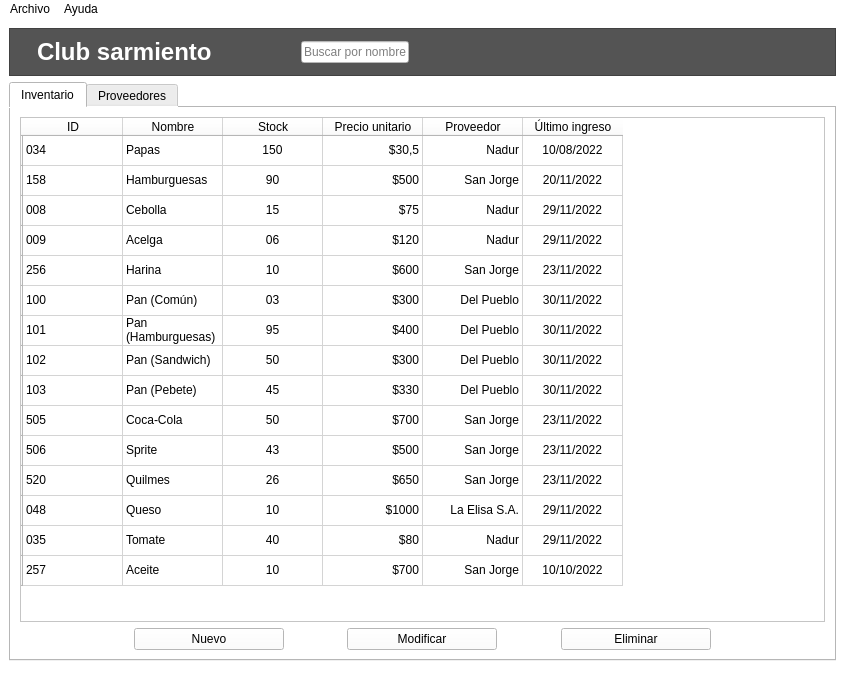
Qt form windows/main.ui (HitomiD/Proyecto-Desarrollo) before a commit.
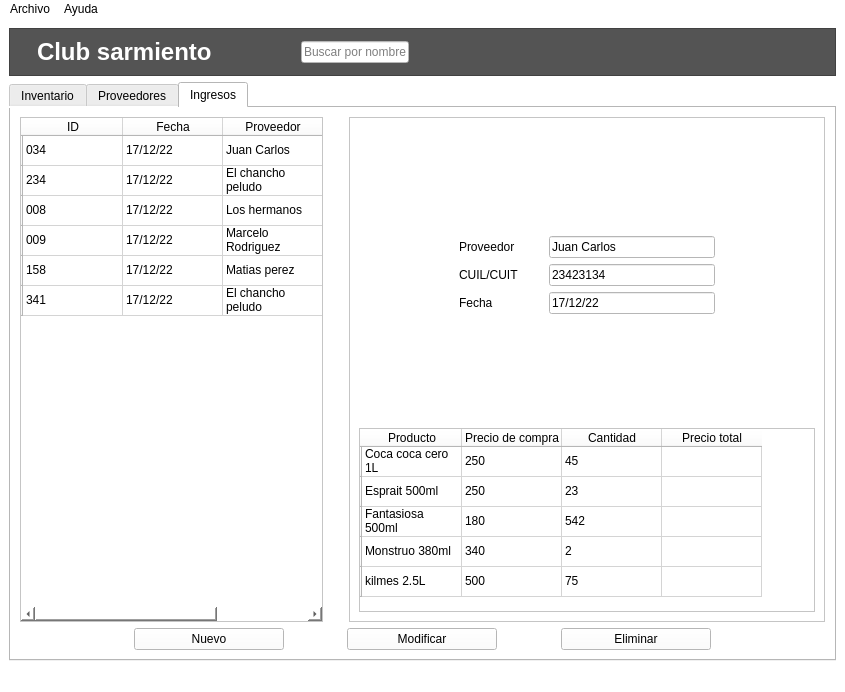
The same form after that commit. Icons and pictures are not drawn.

Commit message: Implementada tab de ingresos (prototipo visual).

```diff
--- a/windows/main.ui
+++ b/windows/main.ui
@@ -21,6 +21,9 @@
    <layout class="QVBoxLayout" name="verticalLayout_2">
     <item>
      <layout class="QVBoxLayout" name="verticalLayout">
+      <property name="sizeConstraint">
+       <enum>QLayout::SetMinAndMaxSize</enum>
+      </property>
       <item>
        <widget class="QFrame" name="frame">
         <property name="styleSheet">
@@ -170,7 +173,7 @@
       <item>
        <widget class="QTabWidget" name="tabWidget">
         <property name="currentIndex">
-         <number>0</number>
+         <number>2</number>
         </property>
         <widget class="QWidget" name="tabInventario">
          <attribute name="title">
@@ -291,6 +294,11 @@
               <string>Stock</string>
              </property>
             </column>
+            <column>
+             <property name="text">
+              <string>Stock minimo</string>
+             </property>
+            </column>
             <column>
              <property name="text">
               <string>Precio unitario</string>
@@ -324,7 +332,7 @@
               <set>AlignCenter</set>
              </property>
             </item>
-            <item row="0" column="3">
+            <item row="0" column="4">
              <property name="text">
               <string>$30,5</string>
              </property>
@@ -332,7 +340,7 @@
               <set>AlignTrailing|AlignVCenter</set>
              </property>
             </item>
-            <item row="0" column="4">
+            <item row="0" column="5">
              <property name="text">
               <string>Nadur</string>
              </property>
@@ -340,7 +348,7 @@
               <set>AlignTrailing|AlignVCenter</set>
              </property>
             </item>
-            <item row="0" column="5">
+            <item row="0" column="6">
              <property name="text">
               <string>10/08/2022</string>
              </property>
@@ -375,14 +383,6 @@
               </brush>
              </property>
             </item>
-            <item row="1" column="3">
-             <property name="text">
-              <string>$500</string>
-             </property>
-             <property name="textAlignment">
-              <set>AlignTrailing|AlignVCenter</set>
-             </property>
-            </item>
             <item row="1" column="4">
              <property name="text">
               <string>San Jorge</string>
@@ -392,6 +392,14 @@
              </property>
             </item>
             <item row="1" column="5">
+             <property name="text">
+              <string>San Jorge</string>
+             </property>
+             <property name="textAlignment">
+              <set>AlignTrailing|AlignVCenter</set>
+             </property>
+            </item>
+            <item row="1" column="6">
              <property name="text">
               <string>20/11/2022</string>
              </property>
@@ -417,7 +425,7 @@
               <set>AlignCenter</set>
              </property>
             </item>
-            <item row="2" column="3">
+            <item row="2" column="4">
              <property name="text">
               <string>$75</string>
              </property>
@@ -425,7 +433,7 @@
               <set>AlignTrailing|AlignVCenter</set>
              </property>
             </item>
-            <item row="2" column="4">
+            <item row="2" column="5">
              <property name="text">
               <string>Nadur</string>
              </property>
@@ -433,7 +441,7 @@
               <set>AlignTrailing|AlignVCenter</set>
              </property>
             </item>
-            <item row="2" column="5">
+            <item row="2" column="6">
              <property name="text">
               <string>29/11/2022</string>
              </property>
@@ -459,7 +467,7 @@
               <set>AlignCenter</set>
              </property>
             </item>
-            <item row="3" column="3">
+            <item row="3" column="4">
              <property name="text">
               <string>$120</string>
              </property>
@@ -467,7 +475,7 @@
               <set>AlignTrailing|AlignVCenter</set>
              </property>
             </item>
-            <item row="3" column="4">
+            <item row="3" column="5">
              <property name="text">
               <string>Nadur</string>
              </property>
@@ -475,7 +483,7 @@
               <set>AlignTrailing|AlignVCenter</set>
              </property>
             </item>
-            <item row="3" column="5">
+            <item row="3" column="6">
              <property name="text">
               <string>29/11/2022</string>
              </property>
@@ -501,7 +509,7 @@
               <set>AlignCenter</set>
              </property>
             </item>
-            <item row="4" column="3">
+            <item row="4" column="4">
              <property name="text">
               <string>$600</string>
              </property>
@@ -509,7 +517,7 @@
               <set>AlignTrailing|AlignVCenter</set>
              </property>
             </item>
-            <item row="4" column="4">
+            <item row="4" column="5">
              <property name="text">
               <string>San Jorge</string>
              </property>
@@ -517,7 +525,7 @@
               <set>AlignTrailing|AlignVCenter</set>
              </property>
             </item>
-            <item row="4" column="5">
+            <item row="4" column="6">
              <property name="text">
               <string>23/11/2022</string>
              </property>
@@ -543,14 +551,6 @@
               <set>AlignCenter</set>
              </property>
             </item>
-            <item row="5" column="3">
-             <property name="text">
-              <string>$300</string>
-             </property>
-             <property name="textAlignment">
-              <set>AlignTrailing|AlignVCenter</set>
-             </property>
-            </item>
             <item row="5" column="4">
              <property name="text">
               <string>Del Pueblo</string>
@@ -560,6 +560,14 @@
              </property>
             </item>
             <item row="5" column="5">
+             <property name="text">
+              <string>Del Pueblo</string>
+             </property>
+             <property name="textAlignment">
+              <set>AlignTrailing|AlignVCenter</set>
+             </property>
+            </item>
+            <item row="5" column="6">
              <property name="text">
               <string>30/11/2022</string>
              </property>
@@ -585,14 +593,6 @@
               <set>AlignCenter</set>
              </property>
             </item>
-            <item row="6" column="3">
-             <property name="text">
-              <string>$400</string>
-             </property>
-             <property name="textAlignment">
-              <set>AlignTrailing|AlignVCenter</set>
-             </property>
-            </item>
             <item row="6" column="4">
              <property name="text">
               <string>Del Pueblo</string>
@@ -603,6 +603,14 @@
             </item>
             <item row="6" column="5">
              <property name="text">
+              <string>Del Pueblo</string>
+             </property>
+             <property name="textAlignment">
+              <set>AlignTrailing|AlignVCenter</set>
+             </property>
+            </item>
+            <item row="6" column="6">
+             <property name="text">
               <string>30/11/2022</string>
              </property>
              <property name="textAlignment">
@@ -627,14 +635,6 @@
               <set>AlignCenter</set>
              </property>
             </item>
-            <item row="7" column="3">
-             <property name="text">
-              <string>$300</string>
-             </property>
-             <property name="textAlignment">
-              <set>AlignTrailing|AlignVCenter</set>
-             </property>
-            </item>
             <item row="7" column="4">
              <property name="text">
               <string>Del Pueblo</string>
@@ -645,6 +645,14 @@
             </item>
             <item row="7" column="5">
              <property name="text">
+              <string>Del Pueblo</string>
+             </property>
+             <property name="textAlignment">
+              <set>AlignTrailing|AlignVCenter</set>
+             </property>
+            </item>
+            <item row="7" column="6">
+             <property name="text">
               <string>30/11/2022</string>
              </property>
              <property name="textAlignment">
@@ -669,14 +677,6 @@
               <set>AlignCenter</set>
              </property>
             </item>
-            <item row="8" column="3">
-             <property name="text">
-              <string>$330</string>
-             </property>
-             <property name="textAlignment">
-              <set>AlignTrailing|AlignVCenter</set>
-             </property>
-            </item>
             <item row="8" column="4">
              <property name="text">
               <string>Del Pueblo</string>
@@ -687,6 +687,14 @@
             </item>
             <item row="8" column="5">
              <property name="text">
+              <string>Del Pueblo</string>
+             </property>
+             <property name="textAlignment">
+              <set>AlignTrailing|AlignVCenter</set>
+             </property>
+            </item>
+            <item row="8" column="6">
+             <property name="text">
               <string>30/11/2022</string>
              </property>
              <property name="textAlignment">
@@ -711,14 +719,6 @@
               <set>AlignCenter</set>
              </property>
             </item>
-            <item row="9" column="3">
-             <property name="text">
-              <string>$700</string>
-             </property>
-             <property name="textAlignment">
-              <set>AlignTrailing|AlignVCenter</set>
-             </property>
-            </item>
             <item row="9" column="4">
              <property name="text">
               <string>San Jorge</string>
@@ -729,6 +729,14 @@
             </item>
             <item row="9" column="5">
              <property name="text">
+              <string>San Jorge</string>
+             </property>
+             <property name="textAlignment">
+              <set>AlignTrailing|AlignVCenter</set>
+             </property>
+            </item>
+            <item row="9" column="6">
+             <property name="text">
               <string>23/11/2022</string>
              </property>
              <property name="textAlignment">
@@ -753,14 +761,6 @@
               <set>AlignCenter</set>
              </property>
             </item>
-            <item row="10" column="3">
-             <property name="text">
-              <string>$500</string>
-             </property>
-             <property name="textAlignment">
-              <set>AlignTrailing|AlignVCenter</set>
-             </property>
-            </item>
             <item row="10" column="4">
              <property name="text">
               <string>San Jorge</string>
@@ -771,6 +771,14 @@
             </item>
             <item row="10" column="5">
              <property name="text">
+              <string>San Jorge</string>
+             </property>
+             <property name="textAlignment">
+              <set>AlignTrailing|AlignVCenter</set>
+             </property>
+            </item>
+            <item row="10" column="6">
+             <property name="text">
               <string>23/11/2022</string>
              </property>
              <property name="textAlignment">
@@ -795,14 +803,6 @@
               <set>AlignCenter</set>
              </property>
             </item>
-            <item row="11" column="3">
-             <property name="text">
-              <string>$650</string>
-             </property>
-             <property name="textAlignment">
-              <set>AlignTrailing|AlignVCenter</set>
-             </property>
-            </item>
             <item row="11" column="4">
              <property name="text">
               <string>San Jorge</string>
@@ -813,6 +813,14 @@
             </item>
             <item row="11" column="5">
              <property name="text">
+              <string>San Jorge</string>
+             </property>
+             <property name="textAlignment">
+              <set>AlignTrailing|AlignVCenter</set>
+             </property>
+            </item>
+            <item row="11" column="6">
+             <property name="text">
               <string>23/11/2022</string>
              </property>
              <property name="textAlignment">
@@ -837,14 +845,6 @@
               <set>AlignCenter</set>
              </property>
             </item>
-            <item row="12" column="3">
-             <property name="text">
-              <string>$1000</string>
-             </property>
-             <property name="textAlignment">
-              <set>AlignTrailing|AlignVCenter</set>
-             </property>
-            </item>
             <item row="12" column="4">
              <property name="text">
               <string>La Elisa S.A.</string>
@@ -855,6 +855,14 @@
             </item>
             <item row="12" column="5">
              <property name="text">
+              <string>La Elisa S.A.</string>
+             </property>
+             <property name="textAlignment">
+              <set>AlignTrailing|AlignVCenter</set>
+             </property>
+            </item>
+            <item row="12" column="6">
+             <property name="text">
               <string>29/11/2022</string>
              </property>
              <property name="textAlignment">
@@ -879,14 +887,6 @@
               <set>AlignCenter</set>
              </property>
             </item>
-            <item row="13" column="3">
-             <property name="text">
-              <string>$80</string>
-             </property>
-             <property name="textAlignment">
-              <set>AlignTrailing|AlignVCenter</set>
-             </property>
-            </item>
             <item row="13" column="4">
              <property name="text">
               <string>Nadur</string>
@@ -897,6 +897,14 @@
             </item>
             <item row="13" column="5">
              <property name="text">
+              <string>Nadur</string>
+             </property>
+             <property name="textAlignment">
+              <set>AlignTrailing|AlignVCenter</set>
+             </property>
+            </item>
+            <item row="13" column="6">
+             <property name="text">
               <string>29/11/2022</string>
              </property>
              <property name="textAlignment">
@@ -921,14 +929,6 @@
               <set>AlignCenter</set>
              </property>
             </item>
-            <item row="14" column="3">
-             <property name="text">
-              <string>$700</string>
-             </property>
-             <property name="textAlignment">
-              <set>AlignTrailing|AlignVCenter</set>
-             </property>
-            </item>
             <item row="14" column="4">
              <property name="text">
               <string>San Jorge</string>
@@ -939,6 +939,14 @@
             </item>
             <item row="14" column="5">
              <property name="text">
+              <string>San Jorge</string>
+             </property>
+             <property name="textAlignment">
+              <set>AlignTrailing|AlignVCenter</set>
+             </property>
+            </item>
+            <item row="14" column="6">
+             <property name="text">
               <string>10/10/2022</string>
              </property>
              <property name="textAlignment">
@@ -1515,6 +1523,592 @@
           </item>
          </layout>
         </widget>
+        <widget class="QWidget" name="tabIngresos">
+         <attribute name="title">
+          <string>Ingresos</string>
+         </attribute>
+         <layout class="QVBoxLayout" name="verticalLayout_7">
+          <item>
+           <layout class="QHBoxLayout" name="horizontalLayout">
+            <property name="sizeConstraint">
+             <enum>QLayout::SetMinAndMaxSize</enum>
+            </property>
+            <item>
+             <widget class="QTableWidget" name="tablaProveedores_3">
+              <property name="sizePolicy">
+               <sizepolicy hsizetype="Maximum" vsizetype="Expanding">
+                <horstretch>0</horstretch>
+                <verstretch>0</verstretch>
+               </sizepolicy>
+              </property>
+              <property name="minimumSize">
+               <size>
+                <width>303</width>
+                <height>0</height>
+               </size>
+              </property>
+              <property name="maximumSize">
+               <size>
+                <width>303</width>
+                <height>16777215</height>
+               </size>
+              </property>
+              <property name="baseSize">
+               <size>
+                <width>0</width>
+                <height>0</height>
+               </size>
+              </property>
+              <property name="contextMenuPolicy">
+               <enum>Qt::DefaultContextMenu</enum>
+              </property>
+              <property name="styleSheet">
+               <string notr="true">background-color: white;
+color:black;</string>
+              </property>
+              <property name="sizeAdjustPolicy">
+               <enum>QAbstractScrollArea::AdjustToContentsOnFirstShow</enum>
+              </property>
+              <property name="autoScroll">
+               <bool>true</bool>
+              </property>
+              <property name="showGrid">
+               <bool>true</bool>
+              </property>
+              <property name="cornerButtonEnabled">
+               <bool>true</bool>
+              </property>
+              <attribute name="horizontalHeaderVisible">
+               <bool>true</bool>
+              </attribute>
+              <attribute name="horizontalHeaderCascadingSectionResizes">
+               <bool>false</bool>
+              </attribute>
+              <attribute name="horizontalHeaderShowSortIndicator" stdset="0">
+               <bool>false</bool>
+              </attribute>
+              <attribute name="horizontalHeaderStretchLastSection">
+               <bool>false</bool>
+              </attribute>
+              <attribute name="verticalHeaderHighlightSections">
+               <bool>true</bool>
+              </attribute>
+              <row>
+               <property name="text">
+                <string/>
+               </property>
+              </row>
+              <row>
+               <property name="text">
+                <string/>
+               </property>
+              </row>
+              <row>
+               <property name="text">
+                <string/>
+               </property>
+              </row>
+              <row>
+               <property name="text">
+                <string/>
+               </property>
+              </row>
+              <row>
+               <property name="text">
+                <string/>
+               </property>
+              </row>
+              <row>
+               <property name="text">
+                <string/>
+               </property>
+              </row>
+              <column>
+               <property name="text">
+                <string>ID</string>
+               </property>
+              </column>
+              <column>
+               <property name="text">
+                <string>Fecha</string>
+               </property>
+              </column>
+              <column>
+               <property name="text">
+                <string>Proveedor</string>
+               </property>
+              </column>
+              <item row="0" column="0">
+               <property name="text">
+                <string>034</string>
+               </property>
+              </item>
+              <item row="0" column="1">
+               <property name="text">
+                <string>17/12/22</string>
+               </property>
+              </item>
+              <item row="0" column="2">
+               <property name="text">
+                <string>Juan Carlos</string>
+               </property>
+              </item>
+              <item row="1" column="0">
+               <property name="text">
+                <string>234</string>
+               </property>
+              </item>
+              <item row="1" column="1">
+               <property name="text">
+                <string>17/12/22</string>
+               </property>
+              </item>
+              <item row="1" column="2">
+               <property name="text">
+                <string>El chancho peludo</string>
+               </property>
+              </item>
+              <item row="2" column="0">
+               <property name="text">
+                <string>008</string>
+               </property>
+              </item>
+              <item row="2" column="1">
+               <property name="text">
+                <string>17/12/22</string>
+               </property>
+              </item>
+              <item row="2" column="2">
+               <property name="text">
+                <string>Los hermanos</string>
+               </property>
+              </item>
+              <item row="3" column="0">
+               <property name="text">
+                <string>009</string>
+               </property>
+              </item>
+              <item row="3" column="1">
+               <property name="text">
+                <string>17/12/22</string>
+               </property>
+              </item>
+              <item row="3" column="2">
+               <property name="text">
+                <string>Marcelo Rodriguez</string>
+               </property>
+              </item>
+              <item row="4" column="0">
+               <property name="text">
+                <string>158</string>
+               </property>
+              </item>
+              <item row="4" column="1">
+               <property name="text">
+                <string>17/12/22</string>
+               </property>
+              </item>
+              <item row="4" column="2">
+               <property name="text">
+                <string>Matias perez</string>
+               </property>
+              </item>
+              <item row="5" column="0">
+               <property name="text">
+                <string>341</string>
+               </property>
+              </item>
+              <item row="5" column="1">
+               <property name="text">
+                <string>17/12/22</string>
+               </property>
+              </item>
+              <item row="5" column="2">
+               <property name="text">
+                <string>El chancho peludo</string>
+               </property>
+              </item>
+             </widget>
+            </item>
+            <item>
+             <spacer name="horizontalSpacer_19">
+              <property name="orientation">
+               <enum>Qt::Horizontal</enum>
+              </property>
+              <property name="sizeType">
+               <enum>QSizePolicy::Fixed</enum>
+              </property>
+              <property name="sizeHint" stdset="0">
+               <size>
+                <width>20</width>
+                <height>20</height>
+               </size>
+              </property>
+             </spacer>
+            </item>
+            <item>
+             <widget class="QFrame" name="frame">
+              <property name="sizePolicy">
+               <sizepolicy hsizetype="Expanding" vsizetype="Preferred">
+                <horstretch>0</horstretch>
+                <verstretch>0</verstretch>
+               </sizepolicy>
+              </property>
+              <property name="frameShape">
+               <enum>QFrame::StyledPanel</enum>
+              </property>
+              <layout class="QVBoxLayout" name="verticalLayout_8">
+               <item>
+                <layout class="QFormLayout" name="formLayout">
+                 <property name="horizontalSpacing">
+                  <number>30</number>
+                 </property>
+                 <property name="leftMargin">
+                  <number>100</number>
+                 </property>
+                 <property name="rightMargin">
+                  <number>100</number>
+                 </property>
+                 <item row="1" column="0">
+                  <widget class="QLabel" name="label_2">
+                   <property name="text">
+                    <string>Proveedor</string>
+                   </property>
+                  </widget>
+                 </item>
+                 <item row="2" column="0">
+                  <widget class="QLabel" name="label">
+                   <property name="text">
+                    <string>CUIL/CUIT</string>
+                   </property>
+                  </widget>
+                 </item>
+                 <item row="3" column="0">
+                  <widget class="QLabel" name="label_3">
+                   <property name="text">
+                    <string>Fecha</string>
+                   </property>
+                  </widget>
+                 </item>
+                 <item row="1" column="1">
+                  <widget class="QLineEdit" name="lineEdit">
+                   <property name="text">
+                    <string>Juan Carlos</string>
+                   </property>
+                  </widget>
+                 </item>
+                 <item row="2" column="1">
+                  <widget class="QLineEdit" name="lineEdit_2">
+                   <property name="text">
+                    <string>23423134</string>
+                   </property>
+                  </widget>
+                 </item>
+                 <item row="3" column="1">
+                  <widget class="QLineEdit" name="lineEdit_3">
+                   <property name="text">
+                    <string>17/12/22</string>
+                   </property>
+                  </widget>
+                 </item>
+                 <item row="0" column="1">
+                  <spacer name="verticalSpacer">
+                   <property name="orientation">
+                    <enum>Qt::Vertical</enum>
+                   </property>
+                   <property name="sizeHint" stdset="0">
+                    <size>
+                     <width>20</width>
+                     <height>40</height>
+                    </size>
+                   </property>
+                  </spacer>
+                 </item>
+                 <item row="4" column="1">
+                  <spacer name="verticalSpacer_2">
+                   <property name="orientation">
+                    <enum>Qt::Vertical</enum>
+                   </property>
+                   <property name="sizeHint" stdset="0">
+                    <size>
+                     <width>20</width>
+                     <height>40</height>
+                    </size>
+                   </property>
+                  </spacer>
+                 </item>
+                </layout>
+               </item>
+               <item>
+                <widget class="QTableWidget" name="tableWidget">
+                 <property name="sizePolicy">
+                  <sizepolicy hsizetype="Preferred" vsizetype="Preferred">
+                   <horstretch>0</horstretch>
+                   <verstretch>0</verstretch>
+                  </sizepolicy>
+                 </property>
+                 <property name="sizeAdjustPolicy">
+                  <enum>QAbstractScrollArea::AdjustToContents</enum>
+                 </property>
+                 <property name="wordWrap">
+                  <bool>true</bool>
+                 </property>
+                 <row>
+                  <property name="text">
+                   <string/>
+                  </property>
+                 </row>
+                 <row>
+                  <property name="text">
+                   <string/>
+                  </property>
+                 </row>
+                 <row>
+                  <property name="text">
+                   <string/>
+                  </property>
+                 </row>
+                 <row>
+                  <property name="text">
+                   <string/>
+                  </property>
+                 </row>
+                 <row>
+                  <property name="text">
+                   <string/>
+                  </property>
+                 </row>
+                 <column>
+                  <property name="text">
+                   <string>Producto</string>
+                  </property>
+                 </column>
+                 <column>
+                  <property name="text">
+                   <string>Precio de compra</string>
+                  </property>
+                 </column>
+                 <column>
+                  <property name="text">
+                   <string>Cantidad</string>
+                  </property>
+                 </column>
+                 <column>
+                  <property name="text">
+                   <string>Precio total</string>
+                  </property>
+                 </column>
+                 <item row="0" column="0">
+                  <property name="text">
+                   <string>Coca coca cero 1L</string>
+                  </property>
+                 </item>
+                 <item row="0" column="1">
+                  <property name="text">
+                   <string>250</string>
+                  </property>
+                 </item>
+                 <item row="0" column="2">
+                  <property name="text">
+                   <string>45</string>
+                  </property>
+                 </item>
+                 <item row="1" column="0">
+                  <property name="text">
+                   <string>Esprait 500ml</string>
+                  </property>
+                 </item>
+                 <item row="1" column="1">
+                  <property name="text">
+                   <string>250</string>
+                  </property>
+                 </item>
+                 <item row="1" column="2">
+                  <property name="text">
+                   <string>23</string>
+                  </property>
+                 </item>
+                 <item row="2" column="0">
+                  <property name="text">
+                   <string>Fantasiosa 500ml</string>
+                  </property>
+                 </item>
+                 <item row="2" column="1">
+                  <property name="text">
+                   <string>180</string>
+                  </property>
+                 </item>
+                 <item row="2" column="2">
+                  <property name="text">
+                   <string>542</string>
+                  </property>
+                 </item>
+                 <item row="3" column="0">
+                  <property name="text">
+                   <string>Monstruo 380ml</string>
+                  </property>
+                 </item>
+                 <item row="3" column="1">
+                  <property name="text">
+                   <string>340</string>
+                  </property>
+                 </item>
+                 <item row="3" column="2">
+                  <property name="text">
+                   <string>2</string>
+                  </property>
+                 </item>
+                 <item row="4" column="0">
+                  <property name="text">
+                   <string>kilmes 2.5L</string>
+                  </property>
+                 </item>
+                 <item row="4" column="1">
+                  <property name="text">
+                   <string>500</string>
+                  </property>
+                 </item>
+                 <item row="4" column="2">
+                  <property name="text">
+                   <string>75</string>
+                  </property>
+                 </item>
+                </widget>
+               </item>
+              </layout>
+             </widget>
+            </item>
+           </layout>
+          </item>
+          <item>
+           <layout class="QHBoxLayout" name="layoutBtnProveedores_4">
+            <item>
+             <spacer name="horizontalSpacer_37">
+              <property name="orientation">
+               <enum>Qt::Horizontal</enum>
+              </property>
+              <property name="sizeHint" stdset="0">
+               <size>
+                <width>40</width>
+                <height>20</height>
+               </size>
+              </property>
+             </spacer>
+            </item>
+            <item>
+             <spacer name="horizontalSpacer_38">
+              <property name="orientation">
+               <enum>Qt::Horizontal</enum>
+              </property>
+              <property name="sizeHint" stdset="0">
+               <size>
+                <width>40</width>
+                <height>20</height>
+               </size>
+              </property>
+             </spacer>
+            </item>
+            <item>
+             <widget class="QPushButton" name="btnNuevoIngreso">
+              <property name="sizePolicy">
+               <sizepolicy hsizetype="Minimum" vsizetype="Fixed">
+                <horstretch>0</horstretch>
+                <verstretch>0</verstretch>
+               </sizepolicy>
+              </property>
+              <property name="minimumSize">
+               <size>
+                <width>150</width>
+                <height>0</height>
+               </size>
+              </property>
+              <property name="text">
+               <string>Nuevo</string>
+              </property>
+             </widget>
+            </item>
+            <item>
+             <spacer name="horizontalSpacer_39">
+              <property name="orientation">
+               <enum>Qt::Horizontal</enum>
+              </property>
+              <property name="sizeHint" stdset="0">
+               <size>
+                <width>40</width>
+                <height>20</height>
+               </size>
+              </property>
+             </spacer>
+            </item>
+            <item>
+             <widget class="QPushButton" name="btnModIngreso">
+              <property name="minimumSize">
+               <size>
+                <width>150</width>
+                <height>0</height>
+               </size>
+              </property>
+              <property name="text">
+               <string>Modificar</string>
+              </property>
+             </widget>
+            </item>
+            <item>
+             <spacer name="horizontalSpacer_40">
+              <property name="orientation">
+               <enum>Qt::Horizontal</enum>
+              </property>
+              <property name="sizeHint" stdset="0">
+               <size>
+                <width>40</width>
+                <height>20</height>
+               </size>
+              </property>
+             </spacer>
+            </item>
+            <item>
+             <widget class="QPushButton" name="btnHistorial">
+              <property name="minimumSize">
+               <size>
+                <width>150</width>
+                <height>0</height>
+               </size>
+              </property>
+              <property name="text">
+               <string>Eliminar</string>
+              </property>
+             </widget>
+            </item>
+            <item>
+             <spacer name="horizontalSpacer_41">
+              <property name="orientation">
+               <enum>Qt::Horizontal</enum>
+              </property>
+              <property name="sizeHint" stdset="0">
+               <size>
+                <width>40</width>
+                <height>20</height>
+               </size>
+              </property>
+             </spacer>
+            </item>
+            <item>
+             <spacer name="horizontalSpacer_42">
+              <property name="orientation">
+               <enum>Qt::Horizontal</enum>
+              </property>
+              <property name="sizeHint" stdset="0">
+               <size>
+                <width>40</width>
+                <height>20</height>
+               </size>
+              </property>
+             </spacer>
+            </item>
+           </layout>
+          </item>
+         </layout>
+        </widget>
        </widget>
       </item>
      </layout>
```
Left out of the diff: 22 changed lines with no effect on the pictures. The commit also changes 4 other files.
